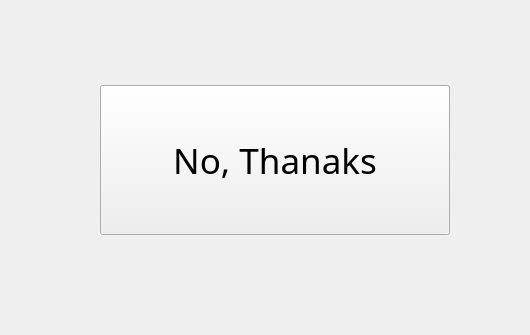
First picture: the form in qt_designer_files/ask_to_email.ui, repository hayrayl/photobooth, before the edit; both pictures show x 0 to 530 and y 265 to 600 of the 1024 by 600 pixel window.
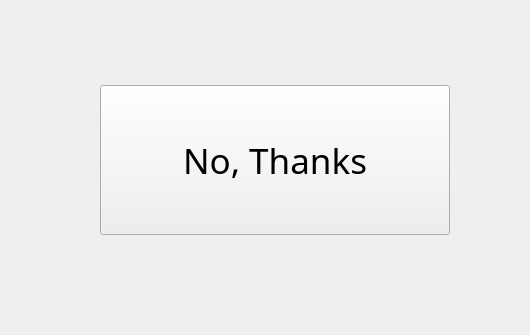
Second picture: the form after the edit.

Commit message: edited text and add retake button

Diff of the .ui file:
```diff
--- a/qt_designer_files/ask_to_email.ui
+++ b/qt_designer_files/ask_to_email.ui
@@ -89,7 +89,7 @@
     </font>
    </property>
    <property name="text">
-    <string>No, Thanaks</string>
+    <string>No, Thanks</string>
    </property>
   </widget>
  </widget>
```
The commit also changes 6 other files.
